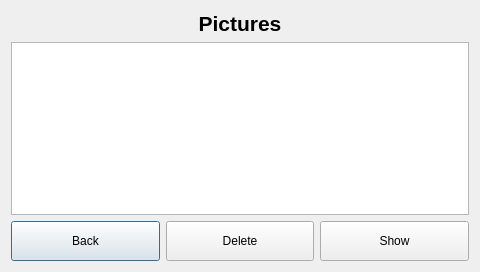
Above: picture_gallery.ui from SaadOjo/peephole_blind before the change. Below: the same form after it.
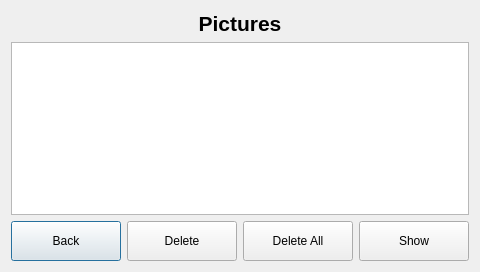
That is the form after the change.

```diff
--- a/picture_gallery.ui
+++ b/picture_gallery.ui
@@ -76,6 +76,19 @@
          </property>
         </widget>
        </item>
+       <item>
+        <widget class="QPushButton" name="delete_all_pb">
+         <property name="sizePolicy">
+          <sizepolicy hsizetype="Minimum" vsizetype="Preferred">
+           <horstretch>0</horstretch>
+           <verstretch>0</verstretch>
+          </sizepolicy>
+         </property>
+         <property name="text">
+          <string>Delete All</string>
+         </property>
+        </widget>
+       </item>
        <item>
         <widget class="QPushButton" name="play_btn">
          <property name="minimumSize">
```
